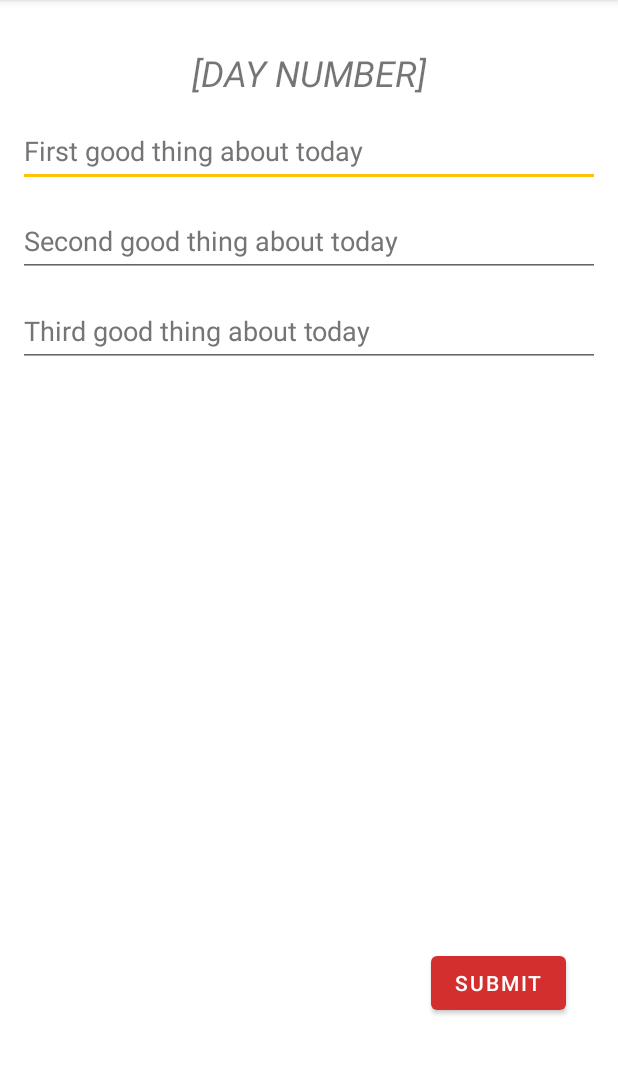
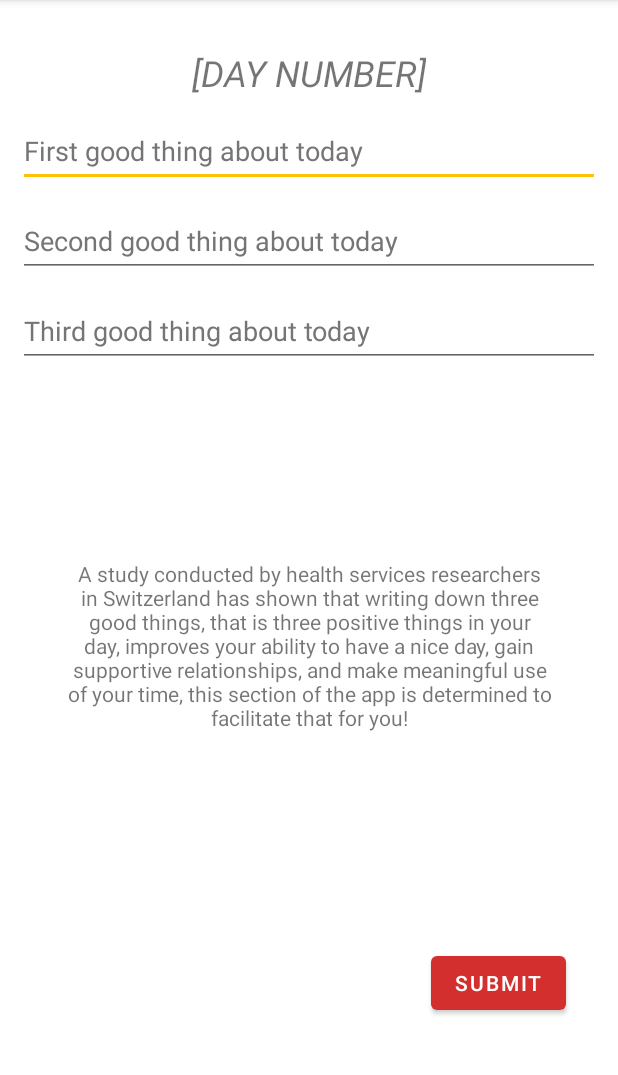
Before and after one commit to IBRice101/CMP309-Moodr, an Android app: the ThreeGoodThingsActivity screen opened directly, with no data from a screen before it, on a phone screen of 412 x 824 dp, the part 84-1159 px from its top. Run offline under Robolectric (Android 15) with nearby library versions, the phone set to English and light mode, and no system bars.

Commit message:
minor UI tweaks and changes

```diff
--- a/app/src/main/java/com/ibrice/moodr/reports/ui/main/SectionsPagerAdapter.java
+++ b/app/src/main/java/com/ibrice/moodr/reports/ui/main/SectionsPagerAdapter.java
@@ -15,6 +15,8 @@ import com.ibrice.moodr.R;
  * A [FragmentPagerAdapter] that returns a fragment corresponding to
  * one of the sections/tabs/pages.
  */
+
+// FIXME: deprecated, https://developer.android.com/reference/androidx/fragment/app/FragmentPagerAdapter
 public class SectionsPagerAdapter extends FragmentPagerAdapter {
 
     @StringRes
@@ -22,6 +24,7 @@ public class SectionsPagerAdapter extends FragmentPagerAdapter {
     private final Context mContext;
 
     public SectionsPagerAdapter(Context context, FragmentManager fm) {
+        // FIXME: deprecated, https://developer.android.com/reference/androidx/fragment/app/FragmentPagerAdapter
         super(fm);
         mContext = context;
     }
--- a/app/src/main/java/com/ibrice/moodr/threegoodthings/ThreeGoodThingsActivity.java
+++ b/app/src/main/java/com/ibrice/moodr/threegoodthings/ThreeGoodThingsActivity.java
@@ -49,5 +49,9 @@ public class ThreeGoodThingsActivity extends AppCompatActivity {
                 dbManager.close();
             }
         });
+
+        // TODO: Implement SharedPreferences to increment the number of days here
+        // NOTE: https://developer.android.com/reference/android/content/SharedPreferences
+        // NOTE: https://stackoverflow.com/questions/39179974/how-to-create-a-day-counter-for-android-application
     }
 }
--- a/app/src/main/res/layout/activity_main.xml
+++ b/app/src/main/res/layout/activity_main.xml
@@ -12,6 +12,7 @@
         android:layout_width="200dp"
         android:layout_height="64dp"
         android:text="@string/diary"
+        android:textColor="@color/white"
         app:layout_constraintBottom_toTopOf="@+id/btnHabits"
         app:layout_constraintEnd_toEndOf="parent"
         app:layout_constraintStart_toStartOf="parent"
@@ -23,6 +24,7 @@
         android:layout_width="200dp"
         android:layout_height="64dp"
         android:text="@string/habits"
+        android:textColor="@color/white"
         app:layout_constraintBottom_toTopOf="@+id/btnThreegoodthings"
         app:layout_constraintEnd_toEndOf="parent"
         app:layout_constraintHorizontal_bias="0.497"
@@ -35,6 +37,7 @@
         android:layout_width="200dp"
         android:layout_height="64dp"
         android:text="@string/three_good_things"
+        android:textColor="@color/white"
         app:layout_constraintBottom_toTopOf="@+id/btnReports"
         app:layout_constraintEnd_toEndOf="parent"
         app:layout_constraintStart_toStartOf="parent"
@@ -46,6 +49,7 @@
         android:layout_width="200dp"
         android:layout_height="64dp"
         android:text="@string/reports"
+        android:textColor="@color/white"
         app:layout_constraintBottom_toTopOf="@+id/quoteView"
         app:layout_constraintEnd_toEndOf="parent"
         app:layout_constraintHorizontal_bias="0.5"
--- a/app/src/main/res/layout/activity_reports.xml
+++ b/app/src/main/res/layout/activity_reports.xml
@@ -31,7 +31,7 @@
         android:layout_marginTop="32dp"
         android:drawableLeft="@drawable/outline_history_24"
         android:text="@string/diary"
-        android:textColor="?attr/colorOnPrimary"
+        android:textColor="@color/white"
         app:layout_constraintBottom_toTopOf="@+id/btnReportTGT"
         app:layout_constraintEnd_toEndOf="parent"
         app:layout_constraintHorizontal_bias="0.491"
@@ -47,7 +47,7 @@
         android:layout_marginTop="24dp"
         android:drawableLeft="@drawable/outline_history_24"
         android:text="@string/three_good_things"
-        android:textColor="?attr/colorOnPrimary"
+        android:textColor="@color/white"
         app:layout_constraintBottom_toTopOf="@+id/btnReportHabits"
         app:layout_constraintEnd_toEndOf="parent"
         app:layout_constraintHorizontal_bias="0.491"
@@ -63,7 +63,7 @@
         android:layout_marginTop="24dp"
         android:drawableLeft="@drawable/outline_history_24"
         android:text="@string/habits"
-        android:textColor="?attr/colorOnPrimary"
+        android:textColor="@color/white"
         app:layout_constraintBottom_toBottomOf="parent"
         app:layout_constraintEnd_toEndOf="parent"
         app:layout_constraintHorizontal_bias="0.524"
--- a/app/src/main/res/layout/activity_three_good_things.xml
+++ b/app/src/main/res/layout/activity_three_good_things.xml
@@ -80,6 +80,18 @@
         app:layout_constraintStart_toStartOf="parent"
         app:layout_constraintTop_toBottomOf="@+id/edittxtThing2" />
 
+    <TextView
+        android:id="@+id/quoteView"
+        android:layout_width="339dp"
+        android:layout_height="252dp"
+        android:gravity="center"
+        android:text="@string/a_study_conducted"
+        app:layout_constraintBottom_toBottomOf="parent"
+        app:layout_constraintEnd_toEndOf="parent"
+        app:layout_constraintStart_toStartOf="parent"
+        app:layout_constraintTop_toBottomOf="@+id/edittxtThing3"
+        app:layout_constraintVertical_bias="0.221" />
+
     <Button
         android:id="@+id/btnAddTGT"
         android:layout_width="wrap_content"
--- a/app/src/main/res/values/strings.xml
+++ b/app/src/main/res/values/strings.xml
@@ -39,4 +39,8 @@
     <string name="title_activity_reports_three_good_things">ReportsThreeGoodThingsActivity</string>
     <string name="title_activity_reports_habits">ReportsHabitsActivity</string>
     <string name="todo">TODO</string>
+    <string name="a_study_conducted">A study conducted by health services researchers in Switzerland
+        has shown that writing down three good things, that is three positive things in your day,
+        improves your ability to have a nice day, gain supportive relationships, and make meaningful
+        use of your time, this section of the app is determined to facilitate that for you!</string>
 </resources>
```
